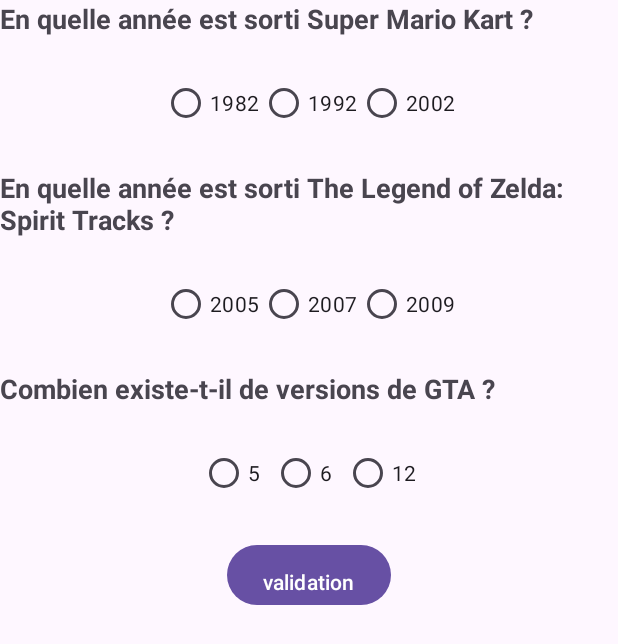
After one commit to Leroideslicornes/Projet_android, an Android app: the Question_Activity screen opened directly, with no data from a screen before it, on a phone screen of 412 x 824 dp. The commit adds this screen. Shown: the top 644 px of the screen. Run offline under Robolectric (Android 15) with nearby library versions, the phone set to English and light mode, and no system bars.

Commit message:
binding des questions

```diff
--- a/app/build.gradle.kts
+++ b/app/build.gradle.kts
@@ -38,6 +38,9 @@
     implementation("com.google.android.material:material:1.12.0")
     implementation("androidx.constraintlayout:constraintlayout:2.2.1")
     implementation("androidx.activity:activity:1.9.1")
+    implementation("androidx.legacy:legacy-support-v4:1.0.0")
+    implementation("androidx.lifecycle:lifecycle-livedata-ktx:2.8.7")
+    implementation("androidx.lifecycle:lifecycle-viewmodel-ktx:2.8.7")
     testImplementation("junit:junit:4.13.2")
     androidTestImplementation("androidx.test.ext:junit:1.2.1")
     androidTestImplementation("androidx.test.espresso:espresso-core:3.6.1")
--- /dev/null
+++ b/app/src/main/java/com/example/myapplication/Question_Activity.java
@@ -0,0 +1,63 @@
+package com.example.myapplication;
+
+import androidx.appcompat.app.AppCompatActivity;
+import androidx.fragment.app.FragmentTransaction;
+
+import android.content.Intent;
+import android.os.Bundle;
+
+import com.example.myapplication.databinding.ActivityQuestionBinding;
+
+import java.util.ArrayList;
+import java.util.List;
+
+public class Question_Activity extends AppCompatActivity {
+
+    private ActivityQuestionBinding binding;
+    private List<Question_fragment> questionActivities;
+
+    @Override
+    protected void onCreate(Bundle savedInstanceState) {
+        super.onCreate(savedInstanceState);
+        binding = ActivityQuestionBinding.inflate(getLayoutInflater());
+        setContentView(binding.getRoot());
+        questionActivities = new ArrayList<>();
+        addQuestions();
+        FragmentTransaction ft = getSupportFragmentManager().beginTransaction();
+        for(Question_fragment q : questionActivities) {
+            ft.add(binding.questions.getId(),q);
+        }
+        ft.commit();
+    }
+
+    @Override
+    protected void onResume() {
+        super.onResume();
+        /*binding.validation.setOnClickListener(view -> {
+            Intent intent = new Intent(Question_Activity.this,Result.class);
+            intent.putExtra("FOUND",Integer.toString(getCorrectAnswer()));
+            intent.putExtra("NB_QUESTION",Integer.toString(questionActivities.size()));
+            startActivity(intent);
+        });*/
+    }
+
+    private int getCorrectAnswer() {
+        int found = 0;
+        for(Question_fragment q : questionActivities) {
+            if(q.isCorrect()) {
+                found++;
+            }
+        }
+        return found;
+    }
+
+    private void addQuestion(String question, String answer1, String answer2, String answer3, String correctAnswer) {
+        questionActivities.add(Question_fragment.newInstance(question,answer1,answer2,answer3,correctAnswer));
+    }
+
+    private void addQuestions() {
+        addQuestion("En quelle année est sorti Super Mario Kart ?","1982","1992","2002","2");
+        addQuestion("En quelle année est sorti The Legend of Zelda: Spirit Tracks ?","2005","2007","2009","3");
+        addQuestion("Combien existe-t-il de versions de GTA ?","5","6","12","3");
+    }
+}
--- /dev/null
+++ b/app/src/main/java/com/example/myapplication/Question_fragment.java
@@ -0,0 +1,64 @@
+package com.example.myapplication;
+
+import android.os.Bundle;
+
+import androidx.annotation.NonNull;
+import androidx.fragment.app.Fragment;
+
+import android.view.LayoutInflater;
+import android.view.View;
+import android.view.ViewGroup;
+import android.widget.RadioButton;
+
+import com.example.myapplication.databinding.ActivityQuestionFragmentBinding;
+
+public class Question_fragment extends Fragment {
+
+    private ActivityQuestionFragmentBinding binding;
+    private String question;
+    private String answer1;
+    private String answer2;
+    private String answer3;
+    private String correctAnswer;
+
+    public static Question_fragment newInstance(String question, String answer1, String answer2, String answer3, String correctAnswer) {
+        Question_fragment fragment = new Question_fragment();
+        Bundle args = new Bundle();
+        args.putString("QUESTION",question);
+        args.putString("ANSWER1",answer1);
+        args.putString("ANSWER2",answer2);
+        args.putString("ANSWER3",answer3);
+        args.putString("CORRECT_ANSWER",correctAnswer);
+        fragment.setArguments(args);
+        return fragment;
+    }
+
+    @Override
+    public void onCreate(Bundle savedInstanceState) {
+        super.onCreate(savedInstanceState);
+        question = getArguments().getString("QUESTION", "");
+        answer1 = getArguments().getString("ANSWER1", "");
+        answer2 = getArguments().getString("ANSWER2", "");
+        answer3 = getArguments().getString("ANSWER3", "");
+        correctAnswer = getArguments().getString("CORRECT_ANSWER", "");
+    }
+
+    @Override
+    public View onCreateView(@NonNull LayoutInflater inflater, ViewGroup container,
+                             Bundle savedInstanceState) {
+        binding = ActivityQuestionFragmentBinding.inflate(inflater,container,false);
+        binding.question.setText(question);
+        binding.answer1.setText(answer1);
+        binding.answer2.setText(answer2);
+        binding.answer3.setText(answer3);
+        return binding.getRoot();
+    }
+
+    public boolean isCorrect() {
+        RadioButton selected = getView().findViewById(binding.radioGroup.getCheckedRadioButtonId());
+        if(selected == null) {
+            return false;
+        }
+        return correctAnswer.equals(selected.getTag());
+    }
+}
--- a/app/src/main/res/layout/activity_question.xml
+++ b/app/src/main/res/layout/activity_question.xml
@@ -1,47 +1,23 @@
 <?xml version="1.0" encoding="utf-8"?>
 <LinearLayout xmlns:android="http://schemas.android.com/apk/res/android"
-              xmlns:tools="http://schemas.android.com/tools"
               android:layout_width="match_parent"
               android:layout_height="match_parent"
-              android:orientation="vertical"
-              android:padding="16dp"
-              tools:context=".Question">
+              android:orientation="vertical">
 
-	<EditText
-			android:id="@+id/editText"
-			android:layout_width="match_parent"
-			android:layout_height="179dp"
-			android:hint="@string/enter_text_here"/>
+	<LinearLayout
+			android:id="@+id/questions"
+			android:orientation="vertical"
+			android:layout_width="wrap_content"
+			android:layout_height="wrap_content"
+			android:layout_gravity="top"
+			android:gravity="top"/>
 
-	<RadioGroup
-			android:id="@+id/radioGroup"
+	<Button
+			android:id="@+id/validation"
 			android:layout_width="wrap_content"
-			android:layout_height="wrap_content">
-
-		<RadioButton
-				android:id="@+id/radioButton1"
-				android:layout_width="205dp"
-				android:layout_height="wrap_content"
-				android:text="Option 1"/>
-
-		<RadioButton
-				android:id="@+id/radioButton2"
-				android:layout_width="match_parent"
-				android:layout_height="wrap_content"
-				android:text="Option 2"/>
-
-		<RadioButton
-				android:id="@+id/radioButton3"
-				android:layout_width="match_parent"
-				android:layout_height="wrap_content"
-				android:text="Option 3"/>
-
-		<RadioButton
-				android:id="@+id/radioButton4"
-				android:layout_width="match_parent"
-				android:layout_height="wrap_content"
-				android:text="Option 4"/>
-	</RadioGroup>
-
+			android:layout_height="wrap_content"
+			android:text="validation"
+			android:layout_gravity="center_horizontal"
+			android:gravity="bottom"/>
 
 </LinearLayout>
--- /dev/null
+++ b/app/src/main/res/layout/activity_question_fragment.xml
@@ -0,0 +1,41 @@
+<?xml version="1.0" encoding="utf-8"?>
+<LinearLayout xmlns:android="http://schemas.android.com/apk/res/android"
+              android:layout_width="match_parent"
+              android:layout_height="wrap_content"
+              android:orientation="vertical">
+
+	<TextView
+			android:id="@+id/question"
+			android:layout_width="wrap_content"
+			android:layout_height="wrap_content"
+			android:textSize="18sp"
+			android:textStyle="bold"/>
+
+	<RadioGroup
+			android:id="@+id/radio_group"
+			android:layout_width="wrap_content"
+			android:layout_height="wrap_content"
+			android:layout_margin="20dp"
+			android:orientation="horizontal"
+			android:layout_gravity="center">
+		<RadioButton
+				android:id="@+id/answer1"
+				android:layout_width="wrap_content"
+				android:layout_height="wrap_content"
+				android:tag="1"
+				android:checked="false" />
+		<RadioButton
+				android:id="@+id/answer2"
+				android:layout_width="wrap_content"
+				android:layout_height="wrap_content"
+				android:tag="2"
+				android:checked="false" />
+		<RadioButton
+				android:id="@+id/answer3"
+				android:layout_width="wrap_content"
+				android:layout_height="wrap_content"
+				android:tag="3"
+				android:checked="false" />
+	</RadioGroup>
+
+</LinearLayout>
--- a/app/src/main/res/values/strings.xml
+++ b/app/src/main/res/values/strings.xml
@@ -1,3 +1,4 @@
 <resources>
 	<string name="app_name">My Application</string>
+	<string name="enter_text_here">Enter text here</string>
 </resources>
```
Also changed, not shown: app/src/main/AndroidManifest.xml (+10 -7 lines), app/src/main/java/com/example/myapplication/Question.java (deleted, +0 -36 lines), app/src/main/res/drawable/image_fond_question.webp (added).
